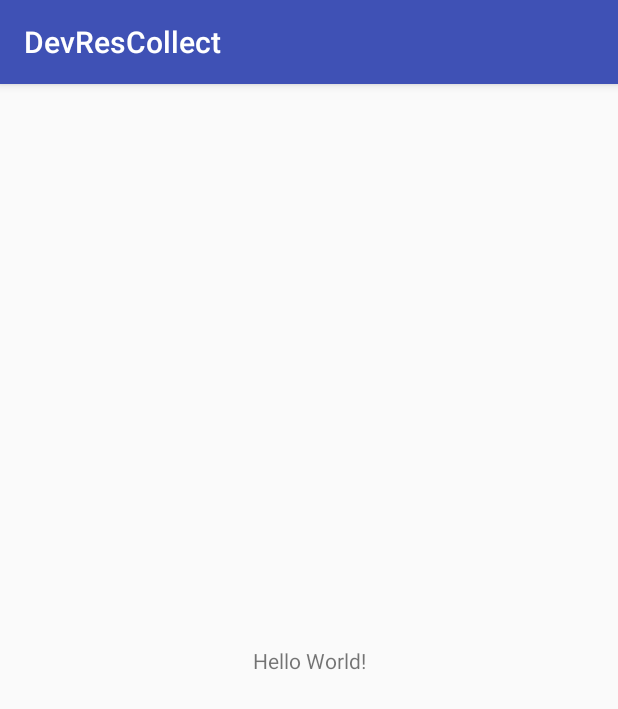
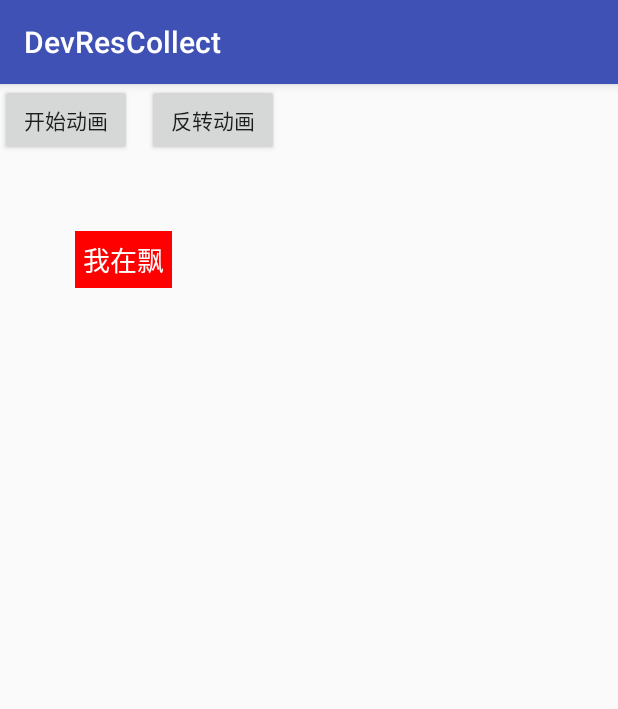
Before and after one commit to dreamofxw/DevResCollect, an Android app: the screen it shows after launch (MainActivity), on a phone screen of 412 x 824 dp. Shown: the top 709 px of the screen. Run offline under Robolectric (Android 15) with nearby library versions, the phone set to English and light mode, and no system bars.

Commit message:
添加动画相关

```diff
--- a/app/src/main/AndroidManifest.xml
+++ b/app/src/main/AndroidManifest.xml
@@ -9,7 +9,8 @@
         android:roundIcon="@mipmap/ic_launcher_round"
         android:supportsRtl="true"
         android:theme="@style/AppTheme">
-        <activity android:name=".MainActivity">
+
+        <activity android:name="com.xwtiger.devrescollect.MainActivity">
             <intent-filter>
                 <action android:name="android.intent.action.MAIN" />
 
--- a/app/src/main/java/com/xwtiger/devrescollect/MainActivity.java
+++ b/app/src/main/java/com/xwtiger/devrescollect/MainActivity.java
@@ -2,12 +2,50 @@ package com.xwtiger.devrescollect;
 
 import android.support.v7.app.AppCompatActivity;
 import android.os.Bundle;
+import android.view.View;
+import android.widget.Button;
+import android.widget.TextView;
 
-public class MainActivity extends AppCompatActivity {
+import com.xwtiger.devrescollect.study.androidapi.AnmitorStudy;
 
+public class MainActivity extends AppCompatActivity implements View.OnClickListener{
+
+    private TextView textView;
+    private Button btn_start;
+    private Button btn_reversal;
     @Override
     protected void onCreate(Bundle savedInstanceState) {
         super.onCreate(savedInstanceState);
         setContentView(R.layout.activity_main);
+
+        textView = (TextView) findViewById(R.id.tv);
+        btn_start = (Button) findViewById(R.id.btn_start);
+        btn_reversal = (Button) findViewById(R.id.btn_reversal);
+
+        btn_start.setOnClickListener(this);
+        btn_reversal.setOnClickListener(this);
+
+    }
+
+
+    @Override
+    public void onClick(View v) {
+        switch (v.getId()) {
+            case R.id.btn_start:
+                AnmitorStudy.testAnmitor(textView);
+                break;
+            case R.id.btn_reversal:
+
+                AnmitorStudy.reversalAnmitor(textView,btn_start.getHeight()+10);
+                break;
+        }
+    }
+
+
+    class TestAnimitor {
+
+
+
+
     }
 }
--- a/app/src/main/res/layout/activity_main.xml
+++ b/app/src/main/res/layout/activity_main.xml
@@ -1,18 +1,35 @@
 <?xml version="1.0" encoding="utf-8"?>
-<android.support.constraint.ConstraintLayout xmlns:android="http://schemas.android.com/apk/res/android"
+<RelativeLayout xmlns:android="http://schemas.android.com/apk/res/android"
     xmlns:app="http://schemas.android.com/apk/res-auto"
-    xmlns:tools="http://schemas.android.com/tools"
     android:layout_width="match_parent"
     android:layout_height="match_parent"
-    tools:context="com.xwtiger.devrescollect.MainActivity">
-
-    <TextView
+   >
+    <Button
+        android:id="@+id/btn_start"
         android:layout_width="wrap_content"
         android:layout_height="wrap_content"
-        android:text="Hello World!"
-        app:layout_constraintBottom_toBottomOf="parent"
-        app:layout_constraintLeft_toLeftOf="parent"
-        app:layout_constraintRight_toRightOf="parent"
-        app:layout_constraintTop_toTopOf="parent" />
+        android:text="开始动画"
+        />
+    <Button
+        android:id="@+id/btn_reversal"
+        android:layout_width="wrap_content"
+        android:layout_height="wrap_content"
+        android:text="反转动画"
+        android:layout_toRightOf="@id/btn_start"
+        android:layout_marginLeft="10dp"
+        />
+    <TextView
+        android:id="@+id/tv"
+        android:layout_width="wrap_content"
+        android:layout_height="wrap_content"
+        android:text="我在飘"
+        android:layout_below="@id/btn_start"
+        android:background="#ff0000"
+        android:textSize="18sp"
+        android:padding="5dp"
+        android:layout_marginTop="50dp"
+        android:textColor="#ffffff"
+        android:layout_marginLeft="50dp"
+        />
 
-</android.support.constraint.ConstraintLayout>
+</RelativeLayout>
```
Also changed, not shown: app/src/main/java/com/xwtiger/devrescollect/study/androidapi/AnmitorStudy.java (added, +231 -0 lines), app/src/main/java/com/xwtiger/devrescollect/study/androidapi/ShaderStudy.java (added, +27 -0 lines), app/src/main/java/com/xwtiger/devrescollect/test/TestActivity.java (added, +81 -0 lines), app/src/main/res/layout/testlayout.xml (added, +18 -0 lines).
